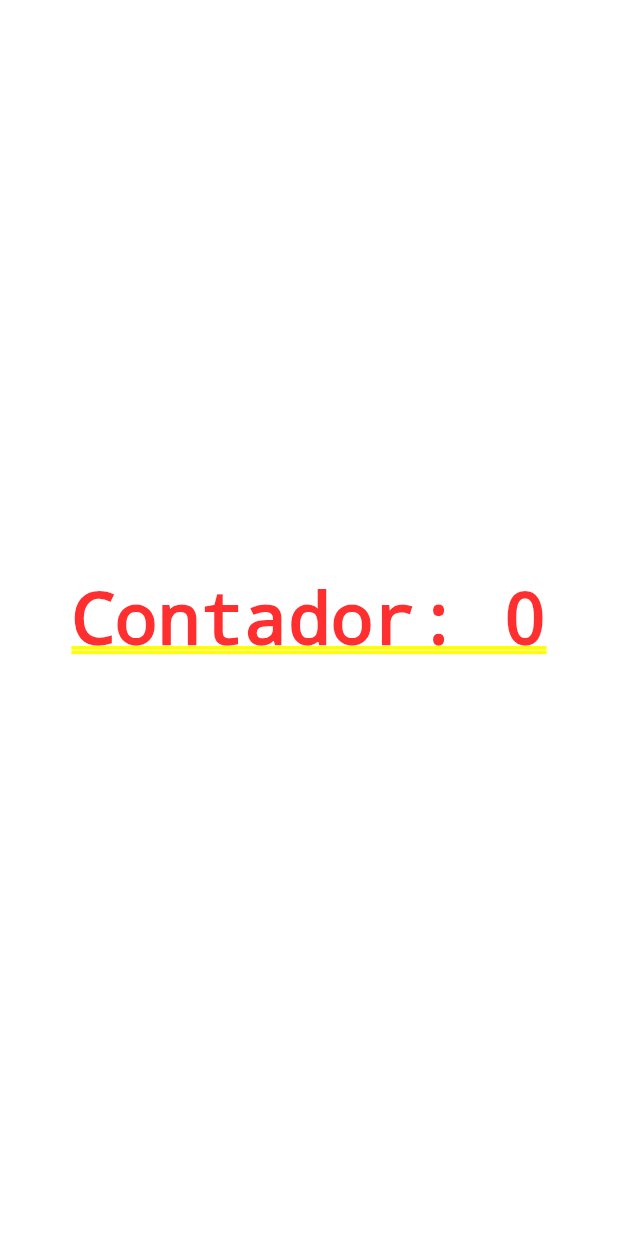
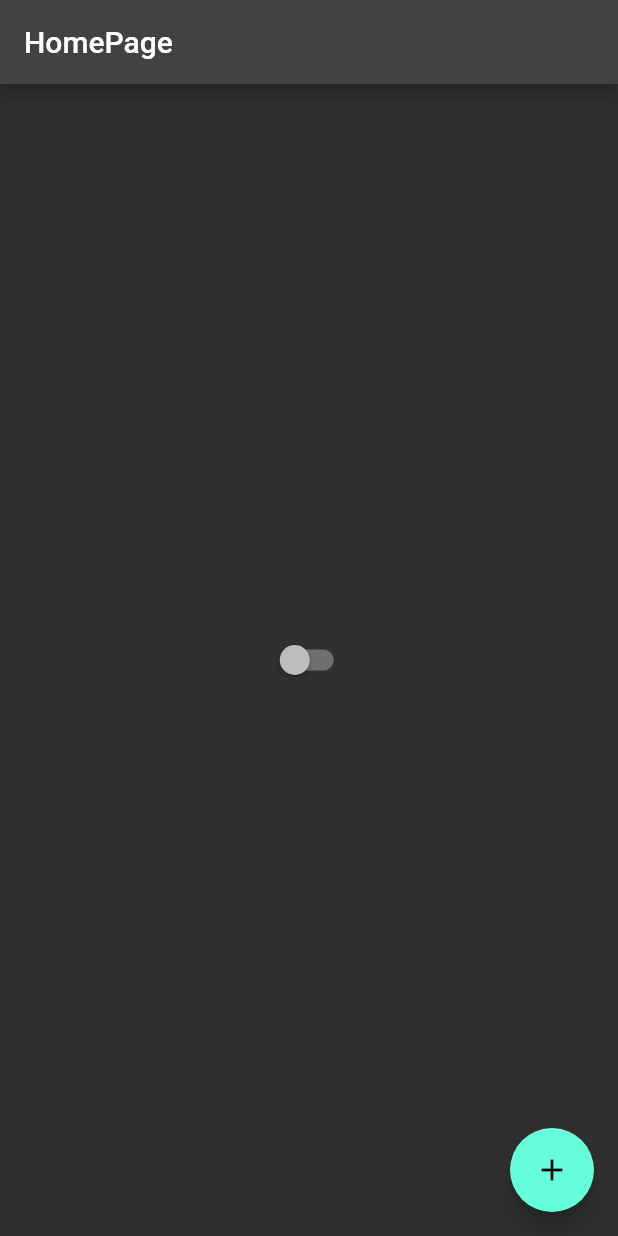
Before and after one commit to Sallazarr/Flutterando, a Flutter app: the screen it shows after launch, on a phone screen of 412 x 824 dp. Run offline on Flutter 3.47's test engine with Material 3 defaults, Android fonts, the phone set to English and light mode, and no system bars.

Commit message:
Estudos Flutterando: Managing Another State

```diff
--- /dev/null
+++ b/ola_mundo/lib/app_controller.dart
@@ -0,0 +1,11 @@
+import 'package:flutter/material.dart';
+
+class appController extends ChangeNotifier {
+  static appController instance = appController();
+
+  bool isDarkTheme = false;
+  changeTheme() {
+    isDarkTheme = !isDarkTheme;
+    notifyListeners();
+  }
+}
--- /dev/null
+++ b/ola_mundo/lib/app_widget.dart
@@ -0,0 +1,22 @@
+import 'package:flutter/material.dart';
+import 'package:ola_mundo/app_controller.dart';
+import 'package:ola_mundo/home_page.dart';
+
+class AppWidget extends StatelessWidget {
+  @override
+  Widget build(BuildContext context) {
+    return AnimatedBuilder(
+      animation: appController.instance,
+      builder: (context, child) {
+        return MaterialApp(
+          theme: ThemeData(
+            primarySwatch: Colors.red,
+            useMaterial3: false,
+            brightness: Brightness.dark,
+          ),
+          home: HomePage(),
+        );
+      },
+    );
+  }
+}
--- /dev/null
+++ b/ola_mundo/lib/home_page.dart
@@ -0,0 +1,39 @@
+import 'package:flutter/material.dart';
+
+class HomePage extends StatefulWidget {
+  @override
+  State<HomePage> createState() {
+    return HomePageState();
+  }
+}
+
+class HomePageState extends State<HomePage> {
+  int counter = 0;
+  bool isDarkTheme = false;
+
+  @override
+  Widget build(BuildContext context) {
+    return Scaffold(
+      appBar: AppBar(title: Text('HomePage')),
+
+      body: Center(
+        child: Switch(
+          value: isDarkTheme,
+          onChanged: (value) {
+            setState(() {
+              isDarkTheme = value;
+            });
+          },
+        ),
+      ),
+      floatingActionButton: FloatingActionButton(
+        child: Icon(Icons.add),
+        onPressed: () {
+          setState(() {
+            counter++;
+          });
+        },
+      ),
+    );
+  }
+}
--- a/ola_mundo/lib/main.dart
+++ b/ola_mundo/lib/main.dart
@@ -1,46 +1,6 @@
 import 'package:flutter/material.dart';
+import 'package:ola_mundo/app_widget.dart';
 
 main() {
-  runApp(AppWidget(title: 'Flutterando'));
+  runApp(AppWidget());
 }
-
-class AppWidget extends StatelessWidget {
-  final String title;
-
-  const AppWidget({super.key, required this.title});
-
-  @override
-  Widget build(BuildContext context) {
-    return MaterialApp(
-      theme: ThemeData(primarySwatch: Colors.red),
-      home: HomePage(),
-    );
-  }
-}
-
-class HomePage extends StatefulWidget {
-  @override
-  State<HomePage> createState() {
-    return HomePageState();
-  }
-}
-
-class HomePageState extends State<HomePage> {
-  int counter = 0;
-
-  @override
-  Widget build(BuildContext context) {
-    return Container(
-      child: Center(
-        child: GestureDetector(
-          child: Text('Contador: $counter'),
-          onTap: () {
-            setState(() {
-              counter++;
-            });
-          },
-        ),
-      ),
-    );
-  }
-}
```
